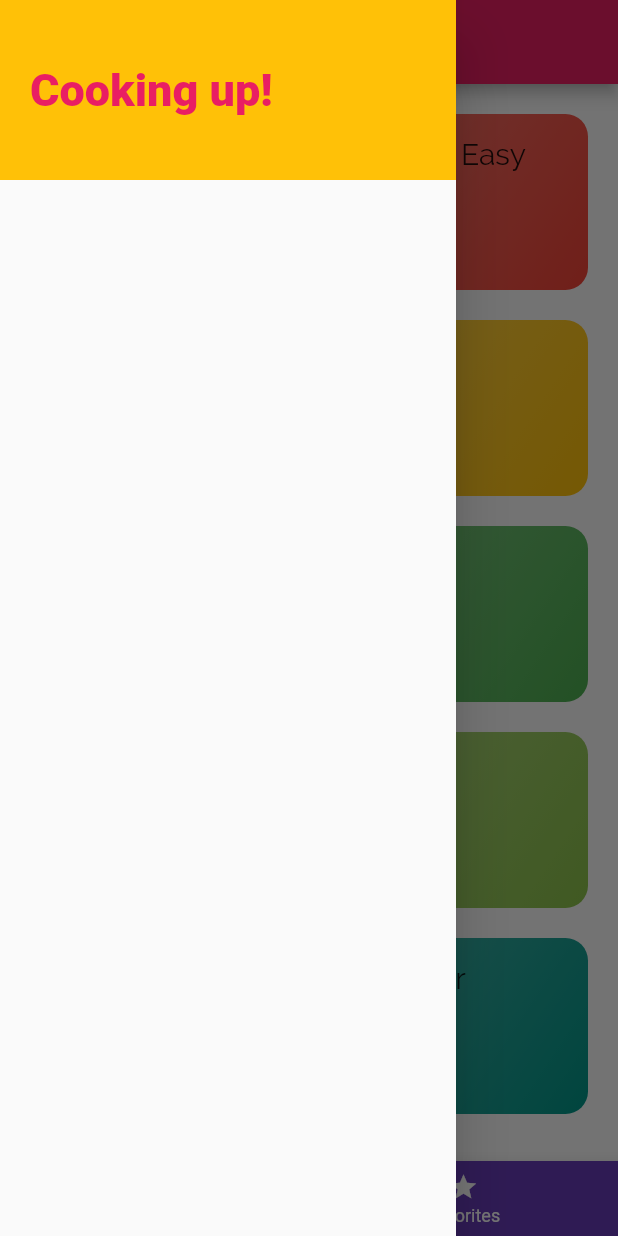
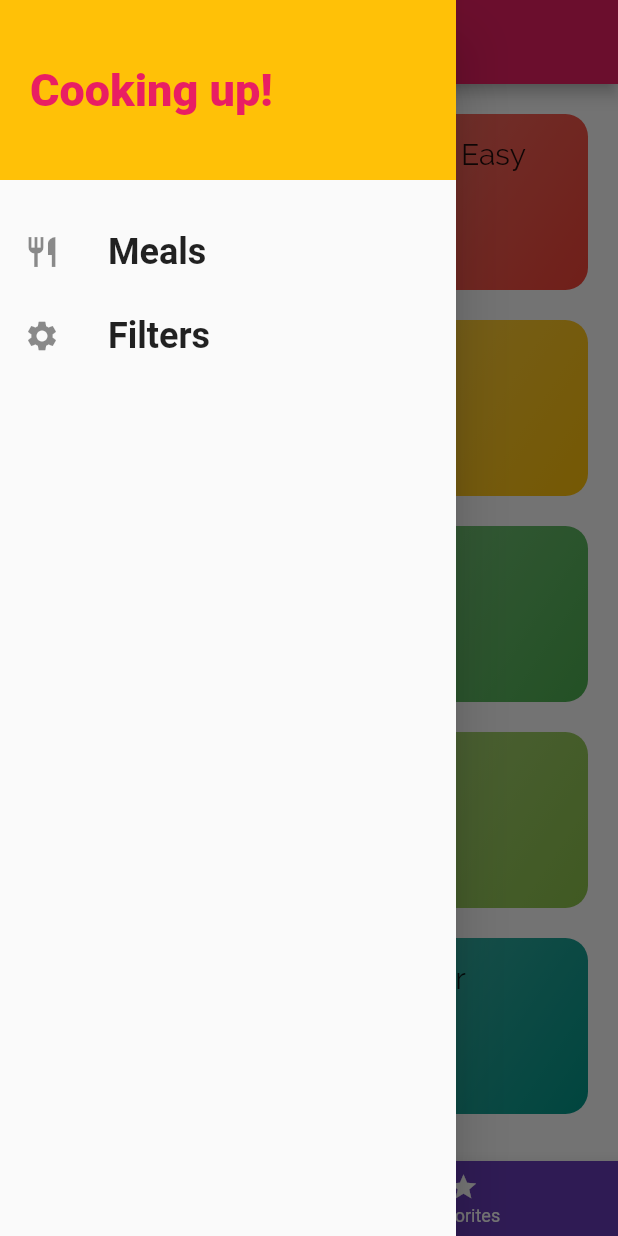
Before and after one commit to AyobamiAdebesin/meals_app, a Flutter app: the screen it shows after launch, with the side drawer open, on a phone screen of 412 x 824 dp. Run offline on Flutter 3.47's test engine with Material 2 defaults, Android fonts, the phone set to English and light mode, and no system bars; Roboto replaces fonts that are missing (RobotoCondensed).

Commit message:
Added new functionality

```diff
--- a/lib/screens/tabs_screen.dart
+++ b/lib/screens/tabs_screen.dart
@@ -28,8 +28,10 @@ class _TabsScreenState extends State<TabsScreen> {
     return Scaffold(
       drawer: MainDrawer(),
       appBar: AppBar(
-        title: Text(_pages[_selectedPageIndex]['title'] as String,
-            style: TextStyle(fontSize: 20)),
+        title: Text(
+          _pages[_selectedPageIndex]['title'] as String,
+          style: TextStyle(fontSize: 20),
+        ),
       ),
       body: _pages[_selectedPageIndex]['page'] as Widget,
       bottomNavigationBar: Container(
--- a/lib/widgets/main_drawer.dart
+++ b/lib/widgets/main_drawer.dart
@@ -2,6 +2,21 @@ import 'package:flutter/material.dart';
 
 class MainDrawer extends StatelessWidget {
   const MainDrawer({Key? key}) : super(key: key);
+
+  Widget buildListTile(Widget icon, String title, tapHandler) {
+    return ListTile(
+      leading: icon,
+      title: Text(
+        title,
+        style: TextStyle(
+          fontFamily: 'RobotoCondensed',
+          fontSize: 24,
+          fontWeight: FontWeight.bold,
+        ),
+      ),
+      onTap: tapHandler,
+    );
+  }
 
   @override
   Widget build(BuildContext context) {
@@ -21,7 +36,22 @@ class MainDrawer extends StatelessWidget {
                   fontSize: 30,
                   color: Theme.of(context).primaryColor),
             ),
-          )
+          ),
+          SizedBox(
+            height: 20,
+          ),
+          buildListTile(
+            Icon(Icons.restaurant),
+            'Meals',
+            () {
+              Navigator.of(context).pushNamed('/');
+            },
+          ),
+          buildListTile(
+            Icon(Icons.settings),
+            'Filters',
+            () {},
+          ),
         ],
       ),
     );
```
Also changed, not shown: lib/screens/category_meals_screen.dart (+0 -11 lines), lib/screens/filter_screen.dart (added, +12 -0 lines).
